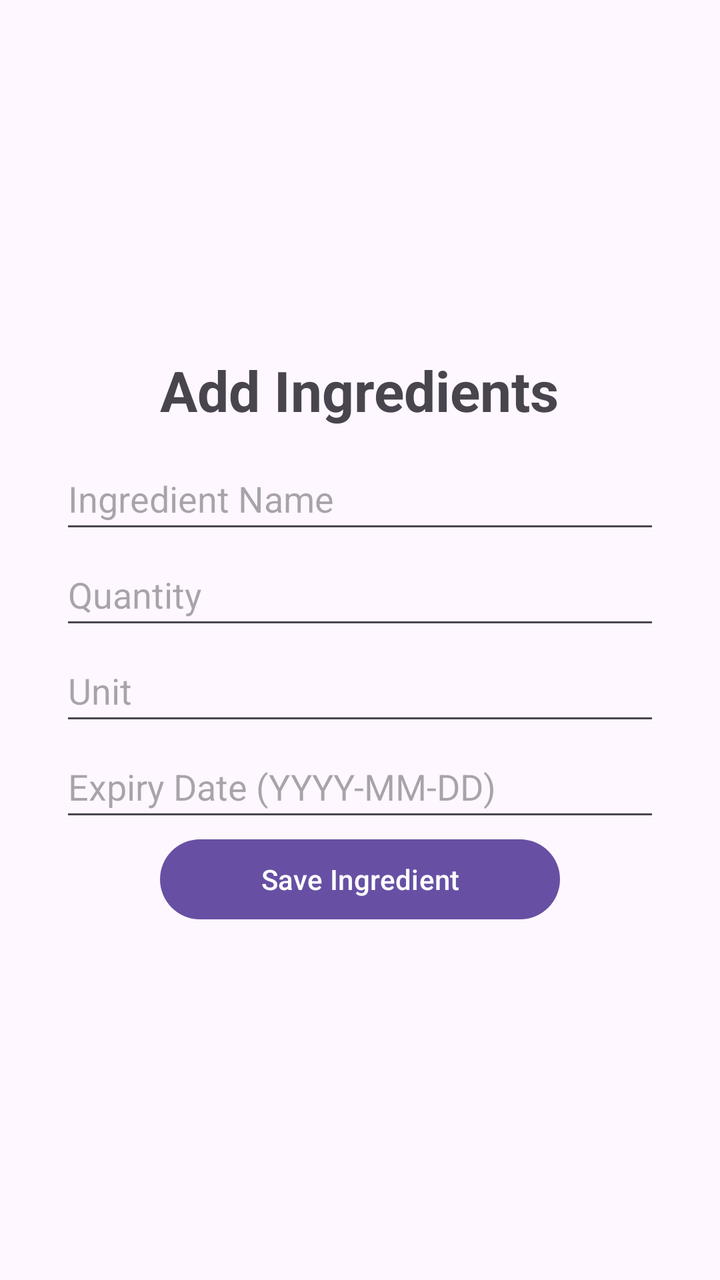
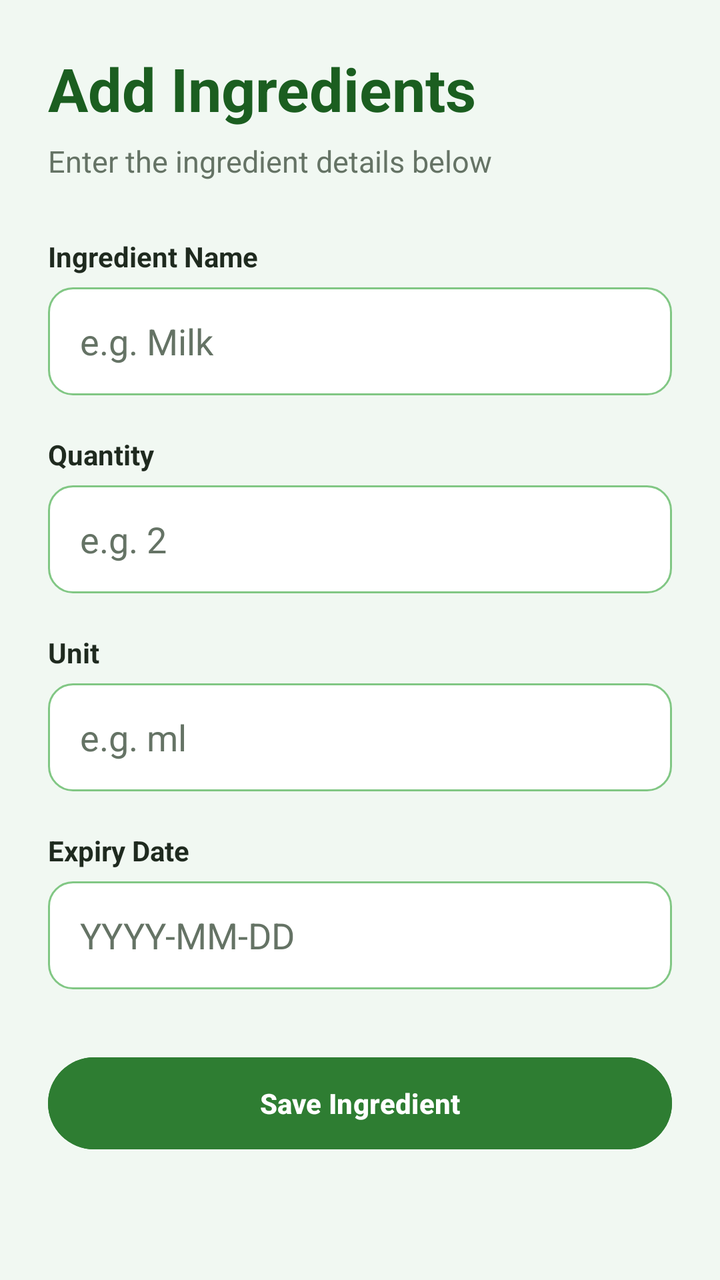

Two renders of the same Android screen: before a commit and after it. Below are the layout's source before the change and the commit's diff.
<!-- AndroidManifest.xml: application theme Theme.SmartPantryManager -->
<!-- res/layout/activity_add_ingredients.xml -->
<?xml version="1.0" encoding="utf-8"?>
<LinearLayout xmlns:android="http://schemas.android.com/apk/res/android"
    xmlns:app="http://schemas.android.com/apk/res-auto"
    xmlns:tools="http://schemas.android.com/tools"
    android:id="@+id/main"
    android:orientation="vertical"
    android:gravity="center"
    android:padding="30dp"
    android:layout_width="match_parent"
    android:layout_height="match_parent"
    tools:context=".AddIngredientsActivity">

    <TextView
        android:id="@+id/titleHeading"
        android:text="Add Ingredients"
        android:textSize="28sp"
        android:textStyle="bold"
        android:layout_marginBottom="10dp"
        android:layout_width="wrap_content"
        android:layout_height="wrap_content" />

    <EditText
        android:id="@+id/etName"
        android:hint="Ingredient Name"
        android:inputType="text"
        android:minHeight="48dp"
        android:layout_width="match_parent"
        android:layout_height="wrap_content" />

    <EditText
        android:id="@+id/etQuantity"
        android:hint="Quantity"
        android:inputType="number"
        android:minHeight="48dp"
        android:layout_width="match_parent"
        android:layout_height="wrap_content" />

    <EditText
        android:id="@+id/etUnit"
        android:hint="Unit"
        android:inputType="text"
        android:minHeight="48dp"
        android:layout_width="match_parent"
        android:layout_height="wrap_content" />

    <EditText
        android:id="@+id/etExpiryDate"
        android:hint="Expiry Date (YYYY-MM-DD)"
        android:minHeight="48dp"
        android:layout_width="match_parent"
        android:layout_height="wrap_content" />

    <Button
        android:id="@+id/btnSave"
        android:text="Save Ingredient"
        android:layout_width="200dp"
        android:layout_height="wrap_content" />

</LinearLayout>
<!-- resources referenced by this layout -->
<resources>
  <style name="Theme.SmartPantryManager" parent="Base.Theme.SmartPantryManager" />
  <style name="Base.Theme.SmartPantryManager" parent="Theme.Material3.DayNight.NoActionBar">
          
          
      </style>
</resources>

<!-- the commit's change to res/layout/activity_add_ingredients.xml (unified diff, before → after) -->
@@ -1,59 +1,133 @@
 <?xml version="1.0" encoding="utf-8"?>
-<LinearLayout xmlns:android="http://schemas.android.com/apk/res/android"
+<ScrollView xmlns:android="http://schemas.android.com/apk/res/android"
     xmlns:app="http://schemas.android.com/apk/res-auto"
     xmlns:tools="http://schemas.android.com/tools"
     android:id="@+id/main"
-    android:orientation="vertical"
-    android:gravity="center"
-    android:padding="30dp"
+    android:fillViewport="true"
+    android:background="@color/green_very_light"
     android:layout_width="match_parent"
     android:layout_height="match_parent"
     tools:context=".AddIngredientsActivity">
 
-    <TextView
-        android:id="@+id/titleHeading"
-        android:text="Add Ingredients"
-        android:textSize="28sp"
-        android:textStyle="bold"
-        android:layout_marginBottom="10dp"
-        android:layout_width="wrap_content"
-        android:layout_height="wrap_content" />
+    <LinearLayout
+        android:orientation="vertical"
+        android:padding="24dp"
+        android:layout_width="match_parent"
+        android:layout_height="wrap_content">
 
-    <EditText
-        android:id="@+id/etName"
-        android:hint="Ingredient Name"
-        android:inputType="text"
-        android:minHeight="48dp"
-        android:layout_width="match_parent"
-        android:layout_height="wrap_content" />
+        <TextView
+            android:id="@+id/titleHeading"
+            android:text="Add Ingredients"
+            android:textSize="30sp"
+            android:textStyle="bold"
+            android:textColor="@color/green_dark"
+            android:layout_width="wrap_content"
+            android:layout_height="wrap_content" />
 
-    <EditText
-        android:id="@+id/etQuantity"
-        android:hint="Quantity"
-        android:inputType="number"
-        android:minHeight="48dp"
-        android:layout_width="match_parent"
-        android:layout_height="wrap_content" />
+        <TextView
+            android:text="Enter the ingredient details below"
+            android:textColor="@color/text_secondary"
+            android:textSize="15sp"
+            android:layout_marginTop="6dp"
+            android:layout_marginBottom="28dp"
+            android:layout_width="wrap_content"
+            android:layout_height="wrap_content"/>
 
-    <EditText
-        android:id="@+id/etUnit"
-        android:hint="Unit"
-        android:inputType="text"
-        android:minHeight="48dp"
-        android:layout_width="match_parent"
-        android:layout_height="wrap_content" />
+        <TextView
+            android:text="Ingredient Name"
+            android:textColor="@color/text_primary"
+            android:textStyle="bold"
+            android:layout_width="wrap_content"
+            android:layout_height="wrap_content"/>
 
-    <EditText
-        android:id="@+id/etExpiryDate"
-        android:hint="Expiry Date (YYYY-MM-DD)"
-        android:minHeight="48dp"
-        android:layout_width="match_parent"
-        android:layout_height="wrap_content" />
+        <EditText
+            android:id="@+id/etName"
+            android:hint="e.g. Milk"
+            android:inputType="text"
+            android:background="@drawable/bg_input"
+            android:textColor="@color/text_primary"
+            android:textColorHint="@color/text_secondary"
+            android:singleLine="true"
+            android:paddingStart="16dp"
+            android:layout_marginTop="6dp"
+            android:layout_width="match_parent"
+            android:layout_height="54dp" />
 
-    <Button
-        android:id="@+id/btnSave"
-        android:text="Save Ingredient"
-        android:layout_width="200dp"
-        android:layout_height="wrap_content" />
+        <TextView
+            android:text="Quantity"
+            android:textColor="@color/text_primary"
+            android:textStyle="bold"
+            android:layout_marginTop="20dp"
+            android:layout_width="wrap_content"
+            android:layout_height="wrap_content"/>
 
-</LinearLayout>
+
+        <EditText
+            android:id="@+id/etQuantity"
+            android:hint="e.g. 2"
+            android:inputType="number"
+            android:singleLine="true"
+            android:background="@drawable/bg_input"
+            android:paddingStart="16dp"
+            android:paddingEnd="16dp"
+            android:textColor="@color/text_primary"
+            android:textColorHint="@color/text_secondary"
+            android:layout_marginTop="6dp"
+            android:layout_width="match_parent"
+            android:layout_height="54dp" />
+
+        <TextView
+            android:text="Unit"
+            android:textColor="@color/text_primary"
+            android:textStyle="bold"
+            android:layout_marginTop="20dp"
+            android:layout_width="wrap_content"
+            android:layout_height="wrap_content"/>
+
+        <EditText
+            android:id="@+id/etUnit"
+            android:hint="e.g. ml"
+            android:inputType="text"
+            android:background="@drawable/bg_input"
+            android:textColor="@color/text_primary"
+            android:textColorHint="@color/text_secondary"
+            android:paddingStart="16dp"
+            android:paddingEnd="16dp"
+            android:layout_marginTop="6dp"
+            android:layout_width="match_parent"
+            android:layout_height="54dp" />
+
+        <TextView
+            android:text="Expiry Date"
+            android:textColor="@color/text_primary"
+            android:textStyle="bold"
+            android:layout_marginTop="20dp"
+            android:layout_width="wrap_content"
+            android:layout_height="wrap_content"/>
+
+        <EditText
+            android:id="@+id/etExpiryDate"
+            android:hint="YYYY-MM-DD"
+            android:singleLine="true"
+            android:background="@drawable/bg_input"
+            android:textColor="@color/text_primary"
+            android:textColorHint="@color/text_secondary"
+            android:paddingStart="16dp"
+            android:paddingEnd="16dp"
+            android:layout_marginTop="6dp"
+            android:layout_width="match_parent"
+            android:layout_height="54dp" />
+
+        <Button
+            android:id="@+id/btnSave"
+            android:text="Save Ingredient"
+            android:textColor="@color/White"
+            android:textStyle="bold"
+            android:backgroundTint="@color/green_primary"
+            android:layout_marginTop="30dp"
+            android:layout_width="match_parent"
+            android:layout_height="54dp" />
+
+    </LinearLayout>
+
+</ScrollView>
<!-- resource entries referenced after the edit -->
@@ -1,6 +1,22 @@
 <!-- resources referenced by this layout -->
 <resources>
+  <color name="White">#FFFFFF</color>
+  <color name="green_dark">#1B5E20</color>
+  <color name="green_primary">#2E7D32</color>
+  <color name="green_very_light">#F1F8F2</color>
+  <color name="text_primary">#1F2A1F</color>
+  <color name="text_secondary">#657365</color>
+  <!-- drawable bg_input (drawable) -->
+  <?xml version="1.0" encoding="utf-8"?>
+  <shape xmlns:android="http://schemas.android.com/apk/res/android" android:shape="rectangle">
+      <solid android:color="@color/White"/>
+      <stroke
+          android:width="1dp"
+          android:color="@color/green_border"/>
+      <corners android:radius="12dp"/>
+  </shape>
   <style name="Theme.SmartPantryManager" parent="Base.Theme.SmartPantryManager" />
+  <color name="green_border">#81C784</color>
   <style name="Base.Theme.SmartPantryManager" parent="Theme.Material3.DayNight.NoActionBar">
           
           
